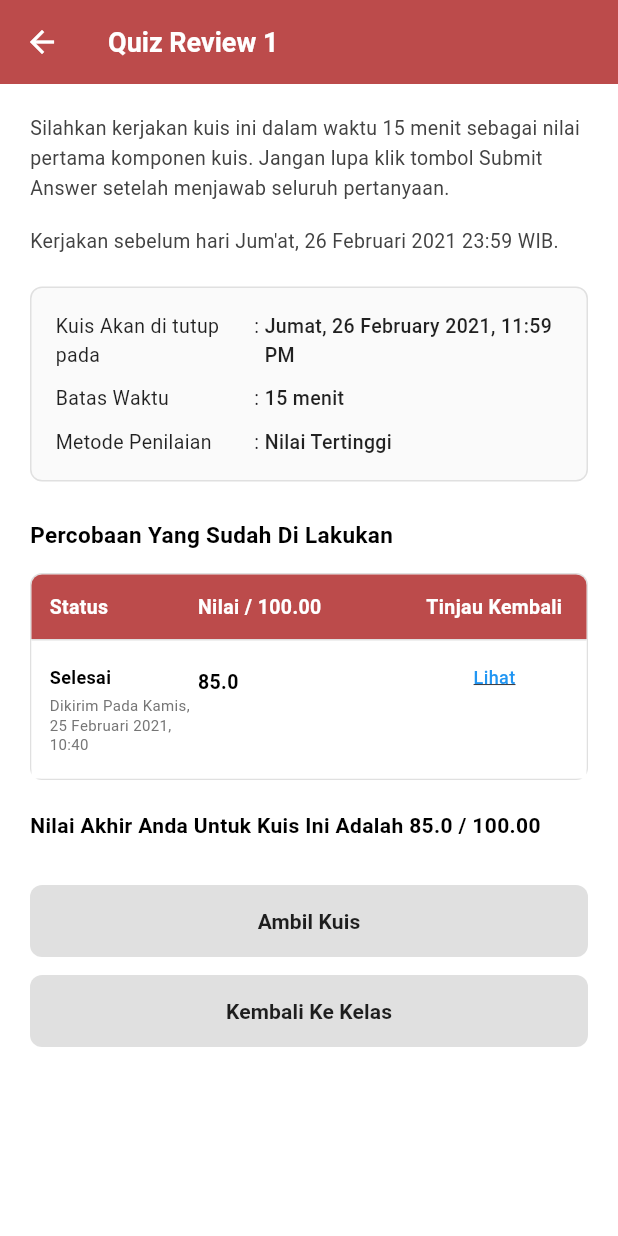
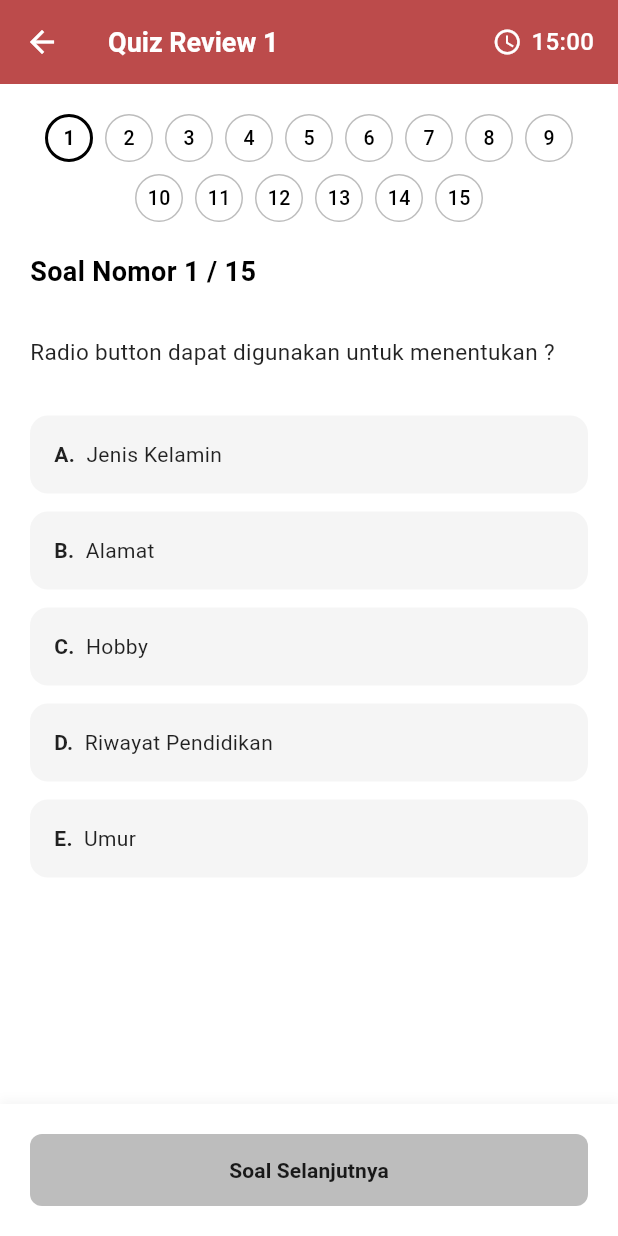
Before and after one commit to Yofaa123/Learning-Management-System, a Flutter app: the QuizReviewScreen screen opened directly, after a tap on "Ambil Kuis", on a phone screen of 412 x 824 dp. Run offline on Flutter 3.47's test engine with Material 3 defaults, Android fonts, the phone set to English and light mode, and no system bars; our stand-ins replace cached_network_image, youtube_player_flutter; missing offline and left inert: syncfusion_flutter_pdfviewer.

Commit message:
menambahkan halaman pengerjaan kuis

```diff
--- a/lib/screens/class/quiz_review_screen.dart
+++ b/lib/screens/class/quiz_review_screen.dart
@@ -1,4 +1,5 @@
 import 'package:flutter/material.dart';
+import 'quiz_taking_screen.dart';
 
 class QuizReviewScreen extends StatelessWidget {
   final String quizTitle;
@@ -325,7 +326,14 @@ class QuizReviewScreen extends StatelessWidget {
           width: double.infinity,
           child: ElevatedButton(
             onPressed: () {
-              // Placeholder for take quiz action
+              Navigator.push(
+                context,
+                MaterialPageRoute(
+                  builder: (context) => QuizTakingScreen(
+                    quizTitle: quizTitle,
+                  ),
+                ),
+              );
             },
             style: ElevatedButton.styleFrom(
               backgroundColor: Colors.grey[300],
--- /dev/null
+++ b/lib/screens/class/quiz_taking_screen.dart
@@ -0,0 +1,464 @@
+import 'package:flutter/material.dart';
+
+class QuizTakingScreen extends StatefulWidget {
+  final String quizTitle;
+
+  const QuizTakingScreen({
+    super.key,
+    this.quizTitle = 'Quiz Review 1',
+  });
+
+  @override
+  State<QuizTakingScreen> createState() => _QuizTakingScreenState();
+}
+
+class _QuizTakingScreenState extends State<QuizTakingScreen> {
+  int _currentQuestionIndex = 0;
+  Map<int, int> _selectedAnswers = {}; // questionIndex -> answerIndex (0-4)
+
+  // Quiz questions data
+  final List<Map<String, dynamic>> _questions = [
+    {
+      'question': 'Radio button dapat digunakan untuk menentukan ?',
+      'options': [
+        'Jenis Kelamin',
+        'Alamat',
+        'Hobby',
+        'Riwayat Pendidikan',
+        'Umur',
+      ],
+    },
+    {
+      'question':
+          'Dalam perancangan web yang baik, untuk teks yang menyampaikan isi konten digunakan font yang sama di setiap halaman, ini merupakan salah satu tujuan yaitu ?',
+      'options': [
+        'Integrasi',
+        'Standarisasi',
+        'Konsistensi',
+        'Koefensi',
+        'Koreksi',
+      ],
+    },
+    {
+      'question':
+          'Prinsip desain yang mengatur penempatan elemen visual untuk menciptakan keseimbangan dan kenyamanan mata adalah ?',
+      'options': [
+        'Alignment',
+        'Contrast',
+        'Repetition',
+        'Proximity',
+        'Balance',
+      ],
+    },
+    {
+      'question':
+          'Warna yang paling cocok untuk tombol call-to-action (CTA) agar menarik perhatian pengguna adalah ?',
+      'options': [
+        'Abu-abu',
+        'Biru tua',
+        'Merah atau Orange',
+        'Hijau muda',
+        'Putih',
+      ],
+    },
+    {
+      'question':
+          'Dalam typography, jarak vertikal antara baris teks disebut ?',
+      'options': [
+        'Kerning',
+        'Leading (Line Height)',
+        'Tracking',
+        'Baseline',
+        'X-height',
+      ],
+    },
+    {
+      'question':
+          'Elemen UI yang digunakan untuk menampilkan beberapa pilihan dimana user dapat memilih lebih dari satu opsi adalah ?',
+      'options': [
+        'Radio Button',
+        'Dropdown',
+        'Checkbox',
+        'Toggle Switch',
+        'Slider',
+      ],
+    },
+    {
+      'question':
+          'Metode penelitian yang melibatkan pengamatan langsung terhadap pengguna saat menggunakan produk adalah ?',
+      'options': [
+        'Survey',
+        'A/B Testing',
+        'Usability Testing',
+        'Card Sorting',
+        'Heuristic Evaluation',
+      ],
+    },
+    {
+      'question':
+          'Aturan umum dalam desain yang menyatakan bahwa elemen visual harus diatur dalam kelompok ganjil (3, 5, 7) untuk menciptakan keseimbangan adalah ?',
+      'options': [
+        'Rule of Thirds',
+        'Golden Ratio',
+        'Rule of Odds',
+        'Fibonacci Sequence',
+        'Grid System',
+      ],
+    },
+    {
+      'question':
+          'Hierarki visual dalam desain UI bertujuan untuk ?',
+      'options': [
+        'Mempercantik tampilan',
+        'Menghemat ruang',
+        'Mengurangi warna',
+        'Memandu mata pengguna ke elemen penting',
+        'Mengatur font',
+      ],
+    },
+    {
+      'question':
+          'Dalam UX design, persona adalah ?',
+      'options': [
+        'Nama aplikasi',
+        'Representasi fiktif dari target pengguna',
+        'Jenis font',
+        'Skema warna',
+        'Template desain',
+      ],
+    },
+    {
+      'question':
+          'Tools yang umum digunakan untuk membuat wireframe dan prototype adalah ?',
+      'options': [
+        'Photoshop',
+        'Microsoft Word',
+        'Figma atau Adobe XD',
+        'PowerPoint',
+        'Excel',
+      ],
+    },
+    {
+      'question':
+          'Whitespace (ruang kosong) dalam desain UI berfungsi untuk ?',
+      'options': [
+        'Menghabiskan space',
+        'Membuat desain terlihat kosong',
+        'Meningkatkan keterbacaan dan fokus',
+        'Menghemat biaya',
+        'Mengurangi warna',
+      ],
+    },
+    {
+      'question':
+          'Responsive design adalah konsep desain yang ?',
+      'options': [
+        'Hanya untuk desktop',
+        'Hanya untuk mobile',
+        'Menyesuaikan tampilan di berbagai ukuran layar',
+        'Menggunakan satu ukuran untuk semua',
+        'Tidak mempedulikan ukuran layar',
+      ],
+    },
+    {
+      'question':
+          'Prinsip Gestalt yang menyatakan bahwa elemen yang berdekatan akan dipersepsikan sebagai satu kelompok adalah ?',
+      'options': [
+        'Similarity',
+        'Proximity',
+        'Closure',
+        'Continuity',
+        'Figure-Ground',
+      ],
+    },
+    {
+      'question':
+          'WCAG (Web Content Accessibility Guidelines) adalah standar untuk ?',
+      'options': [
+        'Kecepatan website',
+        'Aksesibilitas web untuk semua pengguna',
+        'Desain grafis',
+        'SEO optimization',
+        'Database management',
+      ],
+    },
+  ];
+
+  void _selectAnswer(int answerIndex) {
+    setState(() {
+      _selectedAnswers[_currentQuestionIndex] = answerIndex;
+    });
+  }
+
+  void _nextQuestion() {
+    if (_currentQuestionIndex < _questions.length - 1) {
+      setState(() {
+        _currentQuestionIndex++;
+      });
+    }
+  }
+
+  void _previousQuestion() {
+    if (_currentQuestionIndex > 0) {
+      setState(() {
+        _currentQuestionIndex--;
+      });
+    }
+  }
+
+  void _finishQuiz() {
+    // Placeholder - no action as requested
+  }
+
+  @override
+  Widget build(BuildContext context) {
+    final currentQuestion = _questions[_currentQuestionIndex];
+    final selectedAnswer = _selectedAnswers[_currentQuestionIndex];
+
+    return Scaffold(
+      backgroundColor: Colors.white,
+      appBar: AppBar(
+        backgroundColor: const Color(0xFFBC4B4B),
+        elevation: 0,
+        leading: IconButton(
+          icon: const Icon(Icons.arrow_back, color: Colors.white),
+          onPressed: () => Navigator.pop(context),
+        ),
+        title: Text(
+          widget.quizTitle,
+          style: const TextStyle(
+            color: Colors.white,
+            fontSize: 18,
+            fontWeight: FontWeight.w600,
+          ),
+        ),
+        actions: [
+          Padding(
+            padding: const EdgeInsets.only(right: 16),
+            child: Row(
+              children: [
+                const Icon(Icons.access_time, color: Colors.white, size: 20),
+                const SizedBox(width: 6),
+                const Text(
+                  '15:00',
+                  style: TextStyle(
+                    color: Colors.white,
+                    fontSize: 16,
+                    fontWeight: FontWeight.w500,
+                  ),
+                ),
+              ],
+            ),
+          ),
+        ],
+      ),
+      body: Column(
+        children: [
+          const SizedBox(height: 20),
+
+          // Question Number Indicators
+          _buildQuestionIndicators(),
+
+          const SizedBox(height: 20),
+
+          // Question Content
+          Expanded(
+            child: SingleChildScrollView(
+              padding: const EdgeInsets.symmetric(horizontal: 20),
+              child: Column(
+                crossAxisAlignment: CrossAxisAlignment.start,
+                children: [
+                  // Question Number
+                  Text(
+                    'Soal Nomor ${_currentQuestionIndex + 1} / ${_questions.length}',
+                    style: const TextStyle(
+                      fontSize: 18,
+                      fontWeight: FontWeight.bold,
+                      color: Colors.black,
+                    ),
+                  ),
+
+                  const SizedBox(height: 30),
+
+                  // Question Text
+                  Text(
+                    currentQuestion['question'],
+                    style: const TextStyle(
+                      fontSize: 15,
+                      color: Colors.black87,
+                      height: 1.5,
+                    ),
+                  ),
+
+                  const SizedBox(height: 30),
+
+                  // Answer Options
+                  ...List.generate(
+                    currentQuestion['options'].length,
+                    (index) => _buildAnswerOption(
+                      index,
+                      currentQuestion['options'][index],
+                      selectedAnswer == index,
+                    ),
+                  ),
+
+                  const SizedBox(height: 30),
+                ],
+              ),
+            ),
+          ),
+
+          // Navigation Buttons
+          _buildNavigationButtons(),
+        ],
+      ),
+    );
+  }
+
+  Widget _buildQuestionIndicators() {
+    return Container(
+      padding: const EdgeInsets.symmetric(horizontal: 20),
+      child: Wrap(
+        spacing: 8,
+        runSpacing: 8,
+        alignment: WrapAlignment.center,
+        children: List.generate(_questions.length, (index) {
+          final isAnswered = _selectedAnswers.containsKey(index);
+          final isCurrent = index == _currentQuestionIndex;
+
+          return Container(
+            width: 32,
+            height: 32,
+            decoration: BoxDecoration(
+              shape: BoxShape.circle,
+              color: isAnswered ? const Color(0xFF2ECC71) : Colors.white,
+              border: Border.all(
+                color: isCurrent ? Colors.black : Colors.grey[400]!,
+                width: isCurrent ? 2 : 1,
+              ),
+            ),
+            child: Center(
+              child: Text(
+                '${index + 1}',
+                style: TextStyle(
+                  fontSize: 13,
+                  fontWeight: isCurrent ? FontWeight.bold : FontWeight.w500,
+                  color: isAnswered ? Colors.white : Colors.black,
+                ),
+              ),
+            ),
+          );
+        }),
+      ),
+    );
+  }
+
+  Widget _buildAnswerOption(int index, String text, bool isSelected) {
+    const letters = ['A', 'B', 'C', 'D', 'E'];
+
+    return GestureDetector(
+      onTap: () => _selectAnswer(index),
+      child: Container(
+        margin: const EdgeInsets.only(bottom: 12),
+        padding: const EdgeInsets.all(16),
+        decoration: BoxDecoration(
+          color: isSelected ? const Color(0xFFE57373) : const Color(0xFFF5F5F5),
+          borderRadius: BorderRadius.circular(12),
+        ),
+        child: Row(
+          children: [
+            Text(
+              '${letters[index]}.  ',
+              style: TextStyle(
+                fontSize: 14,
+                fontWeight: FontWeight.w600,
+                color: isSelected ? Colors.white : Colors.black87,
+              ),
+            ),
+            Expanded(
+              child: Text(
+                text,
+                style: TextStyle(
+                  fontSize: 14,
+                  color: isSelected ? Colors.white : Colors.black87,
+                ),
+              ),
+            ),
+          ],
+        ),
+      ),
+    );
+  }
+
+  Widget _buildNavigationButtons() {
+    final isLastQuestion = _currentQuestionIndex == _questions.length - 1;
+    final isFirstQuestion = _currentQuestionIndex == 0;
+
+    return Container(
+      padding: const EdgeInsets.all(20),
+      decoration: BoxDecoration(
+        color: Colors.white,
+        boxShadow: [
+          BoxShadow(
+            color: Colors.grey.withOpacity(0.1),
+            spreadRadius: 1,
+            blurRadius: 5,
+            offset: const Offset(0, -2),
+          ),
+        ],
+      ),
+      child: Row(
+        children: [
+          // Previous Button
+          if (!isFirstQuestion)
+            Expanded(
+              child: OutlinedButton(
+                onPressed: _previousQuestion,
+                style: OutlinedButton.styleFrom(
+                  padding: const EdgeInsets.symmetric(vertical: 14),
+                  side: BorderSide(color: Colors.grey[400]!),
+                  shape: RoundedRectangleBorder(
+                    borderRadius: BorderRadius.circular(8),
+                  ),
+                ),
+                child: const Text(
+                  'Soal Sebelumnya',
+                  style: TextStyle(
+                    fontSize: 14,
+                    color: Colors.black87,
+                    fontWeight: FontWeight.w500,
+                  ),
+                ),
+              ),
+            ),
+
+          if (!isFirstQuestion && !isLastQuestion)
+            const SizedBox(width: 12),
+
+          // Next/Finish Button
+          Expanded(
+            child: ElevatedButton(
+              onPressed: isLastQuestion ? _finishQuiz : _nextQuestion,
+              style: ElevatedButton.styleFrom(
+                backgroundColor: isLastQuestion ? const Color(0xFF2ECC71) : Colors.grey[400],
+                foregroundColor: isLastQuestion ? Colors.white : Colors.black87,
+                padding: const EdgeInsets.symmetric(vertical: 14),
+                shape: RoundedRectangleBorder(
+                  borderRadius: BorderRadius.circular(8),
+                ),
+                elevation: 0,
+              ),
+              child: Text(
+                isLastQuestion ? 'Selesai' : 'Soal Selanjutnya',
+                style: const TextStyle(
+                  fontSize: 14,
+                  fontWeight: FontWeight.w600,
+                ),
+              ),
+            ),
+          ),
+        ],
+      ),
+    );
+  }
+}
```
